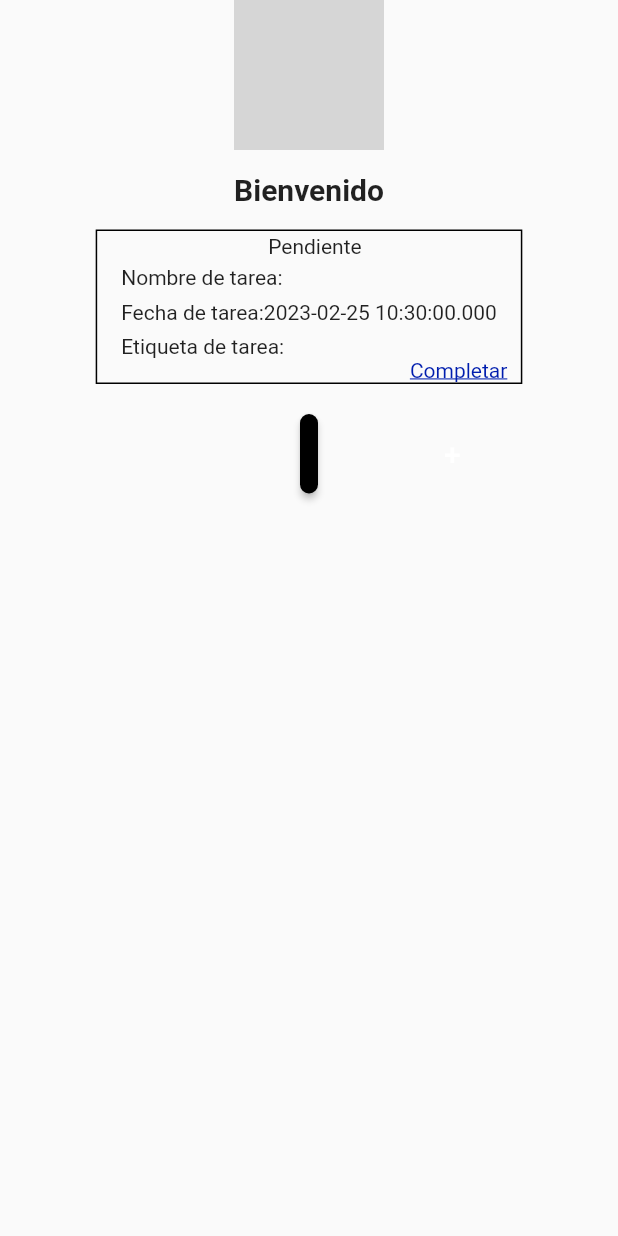
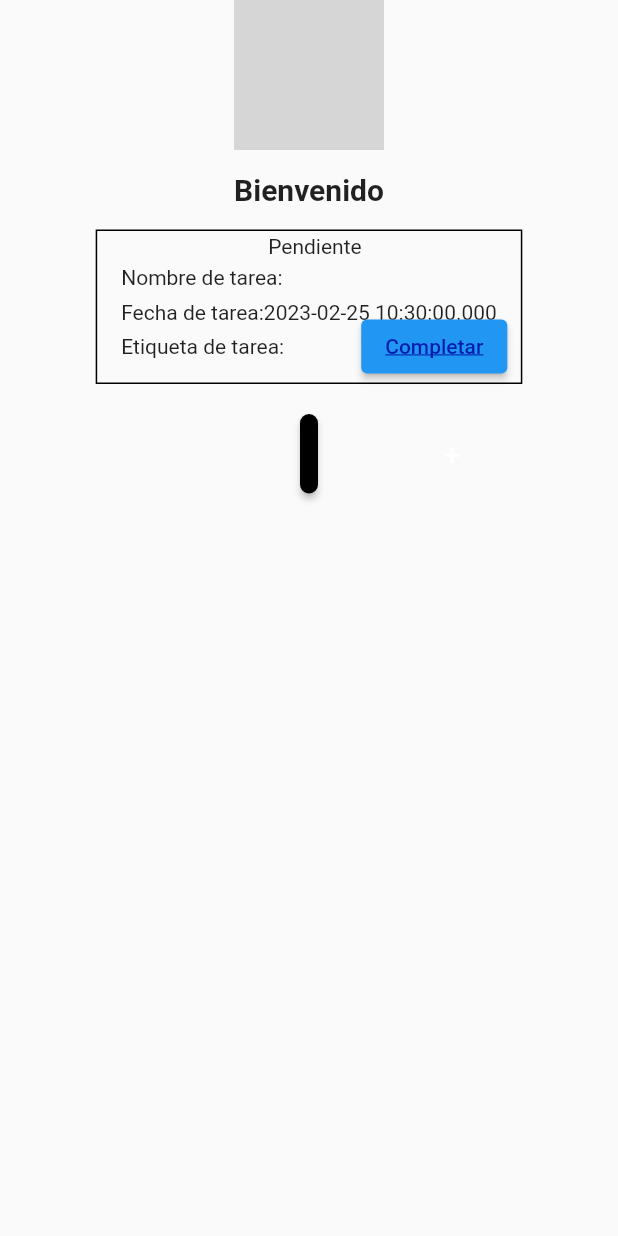
Before and after one commit to Lezmaru/TeamSecret, a Flutter app: the Guardar screen opened directly with empty values, after a tap on "Completar", on a phone screen of 412 x 824 dp. Run offline on Flutter 3.47's test engine with Material 2 defaults, Android fonts, the light colour scheme and no system bars; our stand-ins replace flutter_datetime_picker; missing offline and left inert: dart:html; grey boxes are pictures that could not be loaded.

Commit message:
Ultima subida de objetos, intentado arreglar algunos errores y mejorar funcionalidades

```diff
--- a/lib/crear.dart
+++ b/lib/crear.dart
@@ -250,6 +250,8 @@ class _CrearState extends State<Crear> {
                     nombreTarea: _nombreTarea,
                     fechaTarea: _fechaTarea,
                     etiquetaTarea: _etiquetaTarea,
+                    buttonText: '',
+                    buttonText2: '',
                   );
                 }),
               );
--- a/lib/guardar.dart
+++ b/lib/guardar.dart
@@ -5,13 +5,18 @@ class Guardar extends StatefulWidget {
   final String nombreTarea;
   final DateTime fechaTarea;
   final String etiquetaTarea;
+  final String buttonText;
+  final String buttonText2;
   static String id = 'guardar';
 
-  const Guardar(
-      {super.key,
-      required this.nombreTarea,
-      required this.fechaTarea,
-      required this.etiquetaTarea});
+  const Guardar({
+    super.key,
+    required this.nombreTarea,
+    required this.fechaTarea,
+    required this.etiquetaTarea,
+    required this.buttonText,
+    required this.buttonText2,
+  });
   @override
   _GuardarState createState() => _GuardarState();
 }
@@ -21,6 +26,10 @@ class _GuardarState extends State<Guardar> {
   TextEditingController _fechaTareaController = TextEditingController();
   TextEditingController _etiquetaTareaController = TextEditingController();
   bool _isHovering = false;
+  bool _isCompleted = false;
+  bool _isCompleted2 = false;
+  String _buttonText = 'Completar';
+  String _buttonText2 = 'Pendiente';
   @override
   void initState() {
     super.initState();
@@ -87,22 +96,59 @@ class _GuardarState extends State<Guardar> {
                           _isHovering = false;
                         });
                       },
-                      child: GestureDetector(
-                        onTap: () {
-                          Navigator.push(
+                      child: ElevatedButton(
+                        onPressed: () async {
+                          setState(() {
+                            _isCompleted = !_isCompleted;
+                            _buttonText = _isCompleted
+                                ? 'Marcar como pendiente'
+                                : 'Completar';
+                            _isCompleted2 = !_isCompleted2;
+                            _buttonText2 =
+                                _isCompleted2 ? 'Pendiente' : 'Completado';
+                          });
+                          child:
+                          Text(_isCompleted
+                              ? "Marcar como pendiente"
+                              : "Completar");
+                          child:
+                          Text(_isCompleted2 ? "Pendiente" : "Completado");
+                          Navigator.pop(context, _isCompleted && _isCompleted2);
+                          final result = await Navigator.push(
                             context,
-                            MaterialPageRoute(builder: (context) {
-                              return Guardar(
-                                nombreTarea: _nombreTareaController.text,
-                                fechaTarea:
-                                    DateTime.parse(_fechaTareaController.text),
-                                etiquetaTarea: _etiquetaTareaController.text,
-                              );
-                            }),
+                            MaterialPageRoute(
+                                builder: (context) => Guardar(
+                                      buttonText: 'Marcar como pendiente',
+                                      buttonText2: 'Completado',
+                                      etiquetaTarea:
+                                          '' + _etiquetaTareaController.text,
+                                      fechaTarea: DateTime.parse(
+                                          _fechaTareaController.text),
+                                      nombreTarea:
+                                          '' + _nombreTareaController.text,
+                                    )),
                           );
+                          // Si el usuario completó el texto, actualiza el estado del texto y muestra "Marcar como pendiente"
+                          if (result != null && result) {
+                            setState(() {
+                              _isCompleted = true;
+                              _isCompleted2 = true;
+                              _buttonText = "Marcar como pendiente";
+                              _buttonText2 = "Completado";
+                            });
+                          }
+                          // Si el usuario marcó el texto como pendiente, actualiza el estado del texto y muestra "Completar"
+                          if (result != null && !result) {
+                            setState(() {
+                              _isCompleted = false;
+                              _isCompleted2 = false;
+                              _buttonText = "Completar";
+                              _buttonText2 = "Pendiente";
+                            });
+                          }
                         },
                         child: Text(
-                          'Completar',
+                          '$_buttonText',
                           style: TextStyle(
                             color: _isHovering
                                 ? Color.fromARGB(255, 255, 0, 0)
@@ -117,7 +163,7 @@ class _GuardarState extends State<Guardar> {
                     top: 3,
                     left: 115,
                     bottom: 1,
-                    child: Text('Pendiente'),
+                    child: Text('$_buttonText2'),
                   ),
                 ],
               ),
```
Also changed, not shown: lib/etiquetas.dart (+47 -6 lines).
